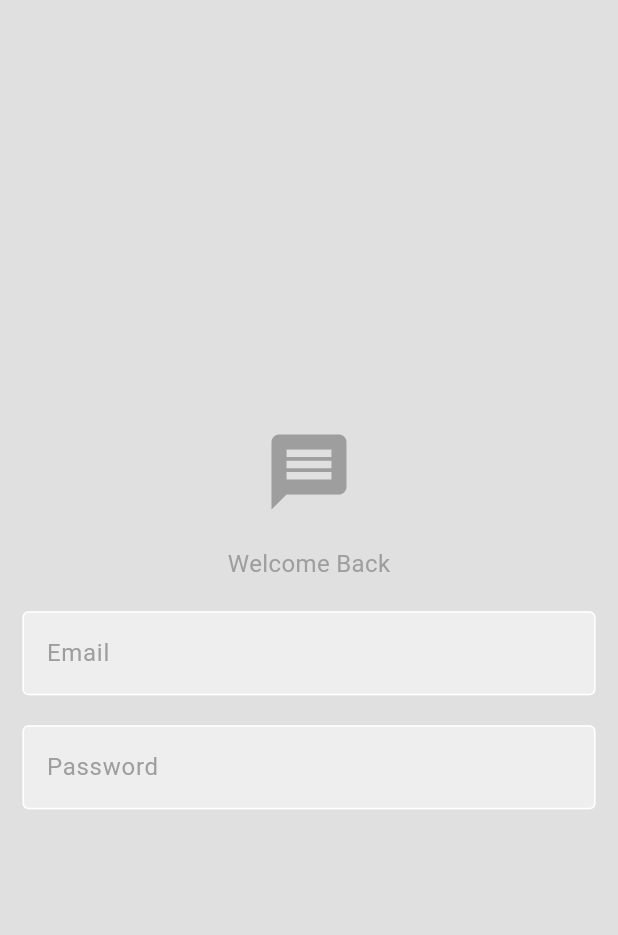
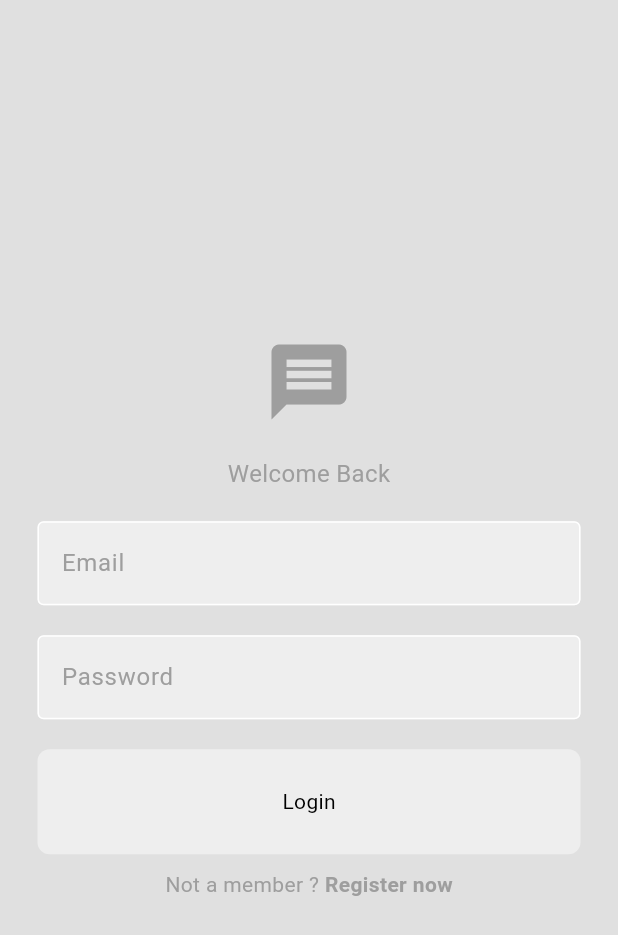
Before and after one commit to VishalxVG/ChatApp_Flutter, a Flutter app: the screen it shows after launch, on a phone screen of 412 x 824 dp. Shown: the top 935 px of the screen. Run offline on Flutter 3.47's test engine with Material 3 defaults, Android fonts, the phone set to English and light mode, and no system bars.

Commit message:
login Page UI done

```diff
--- /dev/null
+++ b/lib/components/CustomButton.dart
@@ -0,0 +1,27 @@
+// ignore_for_file: non_constant_identifier_names
+
+import 'package:flutter/material.dart';
+
+class CustomButton extends StatelessWidget {
+  final String ButtonText;
+  final void Function()? ontap;
+  const CustomButton({super.key, required this.ButtonText, this.ontap});
+
+  @override
+  Widget build(BuildContext context) {
+    return GestureDetector(
+      onTap: ontap,
+      child: Container(
+        decoration: BoxDecoration(
+          color: Theme.of(context).colorScheme.secondary,
+          borderRadius: BorderRadius.circular(8),
+        ),
+        padding: const EdgeInsets.all(25),
+        margin: const EdgeInsets.symmetric(horizontal: 25),
+        child: Center(
+          child: Text(ButtonText),
+        ),
+      ),
+    );
+  }
+}
--- a/lib/components/TextField_Editor.dart
+++ b/lib/components/TextField_Editor.dart
@@ -14,7 +14,7 @@ class CustomTextField extends StatelessWidget {
   @override
   Widget build(BuildContext context) {
     return Padding(
-      padding: const EdgeInsets.symmetric(horizontal: 15),
+      padding: const EdgeInsets.symmetric(horizontal: 25),
       child: TextField(
         obscureText: obscureText,
         controller: controller,
--- a/lib/pages/loginPage.dart
+++ b/lib/pages/loginPage.dart
@@ -1,10 +1,13 @@
+// ignore_for_file: file_names
+
+import 'package:chatapp/components/CustomButton.dart';
 import 'package:chatapp/components/TextField_Editor.dart';
 import 'package:flutter/material.dart';
 
 //TODO : BUTTON PAGE || REGISTRATION TEXT BUTTON || AUTHENTICATION
 
 class LoginPage extends StatefulWidget {
-  LoginPage({super.key});
+  const LoginPage({super.key});
 
   @override
   State<LoginPage> createState() => _LoginPageState();
@@ -13,6 +16,10 @@ class LoginPage extends StatefulWidget {
 class _LoginPageState extends State<LoginPage> {
   final TextEditingController emailController = TextEditingController();
   final TextEditingController passwordController = TextEditingController();
+
+  //TODO LOGIN METHOD
+
+  void login() {}
   @override
   Widget build(BuildContext context) {
     return Scaffold(
@@ -21,7 +28,7 @@ class _LoginPageState extends State<LoginPage> {
         child: Column(
           mainAxisAlignment: MainAxisAlignment.center,
           children: [
-            //! LOGO
+            //* LOGO
 
             Icon(
               Icons.message,
@@ -33,7 +40,7 @@ class _LoginPageState extends State<LoginPage> {
               height: 20,
             ),
 
-            //! TEXT
+            //* TEXT
 
             Text(
               "Welcome Back",
@@ -60,13 +67,46 @@ class _LoginPageState extends State<LoginPage> {
             ),
 
             //* PW TEXT FIELD
+
             CustomTextField(
               hintText: "Password",
               obscureText: true,
               controller: passwordController,
             ),
 
-            //* REGISTRATION
+            //* LOGIN BUTTON
+
+            const SizedBox(
+              height: 20,
+            ),
+
+            CustomButton(
+              ButtonText: "Login",
+              ontap: login,
+            ),
+
+            //* REGISTRATION BUTTON
+
+            const SizedBox(
+              height: 10,
+            ),
+
+            Row(
+              mainAxisAlignment: MainAxisAlignment.center,
+              children: [
+                Text(
+                  "Not a member ? ",
+                  style:
+                      TextStyle(color: Theme.of(context).colorScheme.primary),
+                ),
+                Text(
+                  "Register now",
+                  style: TextStyle(
+                      fontWeight: FontWeight.bold,
+                      color: Theme.of(context).colorScheme.primary),
+                ),
+              ],
+            )
           ],
         ),
       ),
```
Also changed, not shown: lib/pages/registerPage.dart (added).
